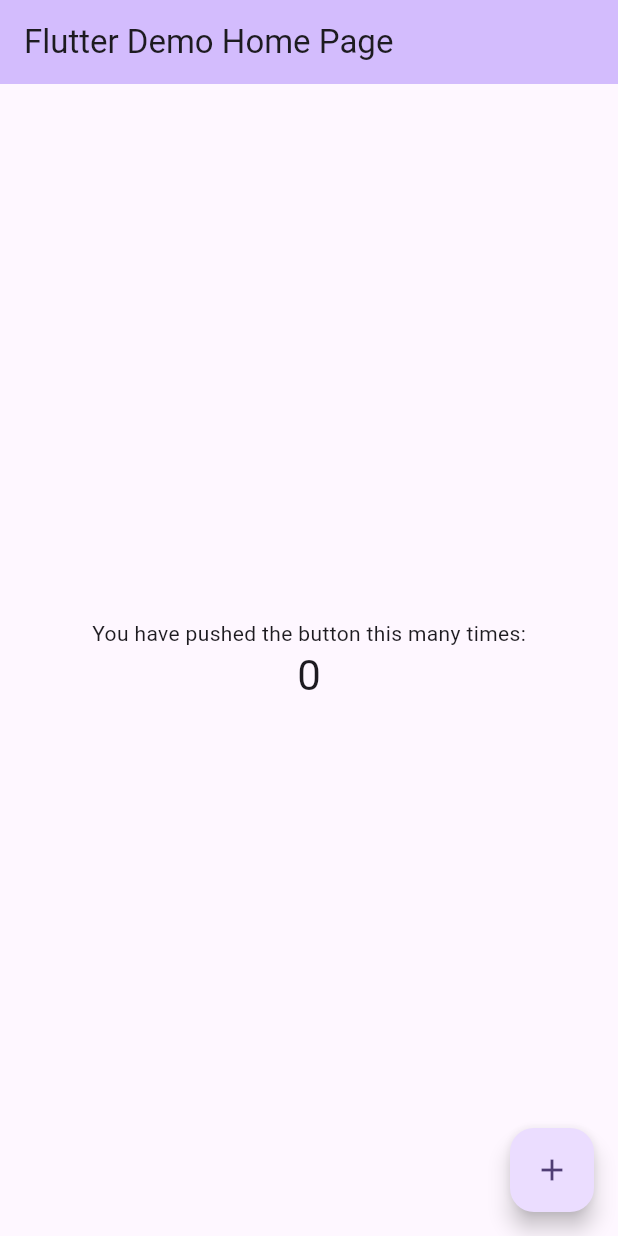
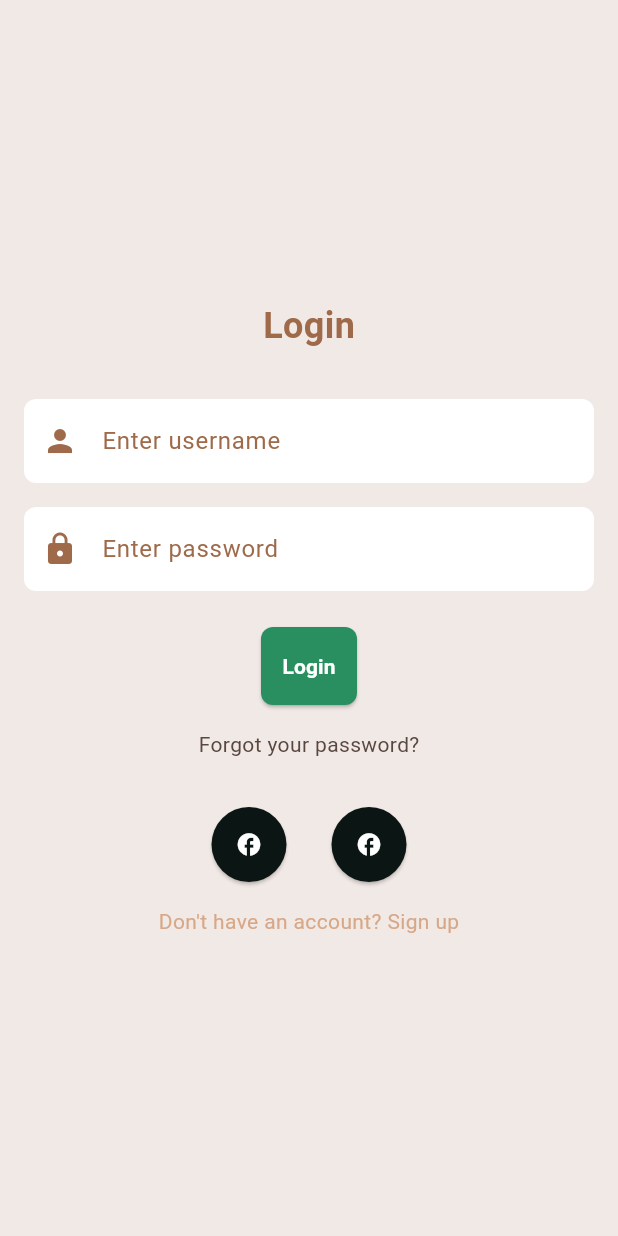
Before and after one commit to Titanantony/hidden_gems, a Flutter app: the screen it shows after launch, on a phone screen of 412 x 824 dp. Run offline on Flutter 3.47's test engine with Material 3 defaults, Android fonts, the phone set to English and light mode, and no system bars; Roboto replaces fonts that are missing (Calibri).

Commit message:
chore: created a loginscreen using reusable components

```diff
--- a/hidden_gems/lib/main.dart
+++ b/hidden_gems/lib/main.dart
@@ -1,4 +1,5 @@
 import 'package:flutter/material.dart';
+import 'package:hidden_gems/ui/screens/sign_in_screen.dart';
 
 void main() {
   runApp(const MyApp());
@@ -7,119 +8,15 @@
 class MyApp extends StatelessWidget {
   const MyApp({super.key});
 
-  // This widget is the root of your application.
   @override
   Widget build(BuildContext context) {
     return MaterialApp(
-      title: 'Flutter Demo',
+      debugShowCheckedModeBanner: false,
+      title: 'Login Screen',
       theme: ThemeData(
-        // This is the theme of your application.
-        //
-        // TRY THIS: Try running your application with "flutter run". You'll see
-        // the application has a purple toolbar. Then, without quitting the app,
-        // try changing the seedColor in the colorScheme below to Colors.green
-        // and then invoke "hot reload" (save your changes or press the "hot
-        // reload" button in a Flutter-supported IDE, or press "r" if you used
-        // the command line to start the app).
-        //
-        // Notice that the counter didn't reset back to zero; the application
-        // state is not lost during the reload. To reset the state, use hot
-        // restart instead.
-        //
-        // This works for code too, not just values: Most code changes can be
-        // tested with just a hot reload.
-        colorScheme: ColorScheme.fromSeed(seedColor: Colors.deepPurple),
-        useMaterial3: true,
+        fontFamily: 'Calibri', // Sans-serif font
       ),
-      home: const MyHomePage(title: 'Flutter Demo Home Page'),
+      home: const LoginScreen(),
     );
   }
 }
-
-class MyHomePage extends StatefulWidget {
-  const MyHomePage({super.key, required this.title});
-
-  // This widget is the home page of your application. It is stateful, meaning
-  // that it has a State object (defined below) that contains fields that affect
-  // how it looks.
-
-  // This class is the configuration for the state. It holds the values (in this
-  // case the title) provided by the parent (in this case the App widget) and
-  // used by the build method of the State. Fields in a Widget subclass are
-  // always marked "final".
-
-  final String title;
-
-  @override
-  State<MyHomePage> createState() => _MyHomePageState();
-}
-
-class _MyHomePageState extends State<MyHomePage> {
-  int _counter = 0;
-
-  void _incrementCounter() {
-    setState(() {
-      // This call to setState tells the Flutter framework that something has
-      // changed in this State, which causes it to rerun the build method below
-      // so that the display can reflect the updated values. If we changed
-      // _counter without calling setState(), then the build method would not be
-      // called again, and so nothing would appear to happen.
-      _counter++;
-    });
-  }
-
-  @override
-  Widget build(BuildContext context) {
-    // This method is rerun every time setState is called, for instance as done
-    // by the _incrementCounter method above.
-    //
-    // The Flutter framework has been optimized to make rerunning build methods
-    // fast, so that you can just rebuild anything that needs updating rather
-    // than having to individually change instances of widgets.
-    return Scaffold(
-      appBar: AppBar(
-        // TRY THIS: Try changing the color here to a specific color (to
-        // Colors.amber, perhaps?) and trigger a hot reload to see the AppBar
-        // change color while the other colors stay the same.
-        backgroundColor: Theme.of(context).colorScheme.inversePrimary,
-        // Here we take the value from the MyHomePage object that was created by
-        // the App.build method, and use it to set our appbar title.
-        title: Text(widget.title),
-      ),
-      body: Center(
-        // Center is a layout widget. It takes a single child and positions it
-        // in the middle of the parent.
-        child: Column(
-          // Column is also a layout widget. It takes a list of children and
-          // arranges them vertically. By default, it sizes itself to fit its
-          // children horizontally, and tries to be as tall as its parent.
-          //
-          // Column has various properties to control how it sizes itself and
-          // how it positions its children. Here we use mainAxisAlignment to
-          // center the children vertically; the main axis here is the vertical
-          // axis because Columns are vertical (the cross axis would be
-          // horizontal).
-          //
-          // TRY THIS: Invoke "debug painting" (choose the "Toggle Debug Paint"
-          // action in the IDE, or press "p" in the console), to see the
-          // wireframe for each widget.
-          mainAxisAlignment: MainAxisAlignment.center,
-          children: <Widget>[
-            const Text(
-              'You have pushed the button this many times:',
-            ),
-            Text(
-              '$_counter',
-              style: Theme.of(context).textTheme.headlineMedium,
-            ),
-          ],
-        ),
-      ),
-      floatingActionButton: FloatingActionButton(
-        onPressed: _incrementCounter,
-        tooltip: 'Increment',
-        child: const Icon(Icons.add),
-      ), // This trailing comma makes auto-formatting nicer for build methods.
-    );
-  }
-}
--- /dev/null
+++ b/hidden_gems/lib/ui/screens/sign_in_screen.dart
@@ -0,0 +1,96 @@
+import 'package:flutter/material.dart';
+import 'package:hidden_gems/ui/constants/auth_custom_button.dart';
+import 'package:hidden_gems/ui/constants/auth_custom_text_field.dart';
+import 'package:hidden_gems/ui/constants/auth_social_media_button.dart';
+import 'package:hidden_gems/ui/constants/colors.dart';
+
+class LoginScreen extends StatefulWidget {
+  const LoginScreen({super.key});
+
+  @override
+  LoginScreenState createState() => LoginScreenState();
+}
+
+class LoginScreenState extends State<LoginScreen> {
+  final _usernameController = TextEditingController();
+  final _passwordController = TextEditingController();
+
+  @override
+  Widget build(BuildContext context) {
+    return Scaffold(
+      backgroundColor: authBackgroundColor, // Background color
+      body: Padding(
+        padding: const EdgeInsets.all(16.0),
+        child: Column(
+          mainAxisAlignment: MainAxisAlignment.center,
+          children: [
+            const Text(
+              'Login',
+              style: TextStyle(
+                fontSize: 24,
+                fontWeight: FontWeight.bold,
+                color: authTextColor, // Text color
+              ),
+            ),
+            const SizedBox(height: 32),
+            AuthCustomTextField(
+              controller: _usernameController,
+              hintText: 'Enter username',
+              prefixIcon: const Icon(Icons.person, color: authTextColor),
+            ),
+            const SizedBox(height: 16),
+            AuthCustomTextField(
+              controller: _passwordController,
+              hintText: 'Enter password',
+              obscureText: true,
+              prefixIcon: const Icon(Icons.lock, color: authTextColor),
+            ),
+            const SizedBox(height: 24),
+            AuthCustomButton(
+              text: 'Login',
+              color: authButtonColor, // Button color
+              onPressed: () {
+                // Implement login logic here
+              },
+            ),
+            const SizedBox(height: 16),
+            const Text(
+              'Forgot your password?',
+              style: TextStyle(
+                color: Color(0xff5a4740), // Text color
+              ),
+            ),
+            const SizedBox(height: 32),
+            Row(
+              mainAxisAlignment: MainAxisAlignment.center,
+              children: [
+                AuthSocialMediaButton(
+                  icon: const Icon(Icons.facebook, color: Colors.white),
+                  color: authSecodaryButtonColor, // Button color
+                  onPressed: () {
+                    // Implement Facebook login logic
+                  },
+                ),
+                const SizedBox(width: 16),
+                AuthSocialMediaButton(
+                  icon: const Icon(Icons.facebook_rounded, color: Colors.white),
+                  color: authSecodaryButtonColor, // Button color
+                  onPressed: () {
+                    // Implement Twitter login logic
+                  },
+                ),
+              ],
+            ),
+            const SizedBox(height: 16),
+            const Text(
+              'Don\'t have an account? Sign up',
+              style: TextStyle(
+                color: authTextlinkColor, // Text color
+              ),
+            ),
+          ],
+        ),
+      ),
+    );
+  }
+}
```
Also changed, not shown: hidden_gems/lib/ui/screens/sign_up_screen.dart (added).
